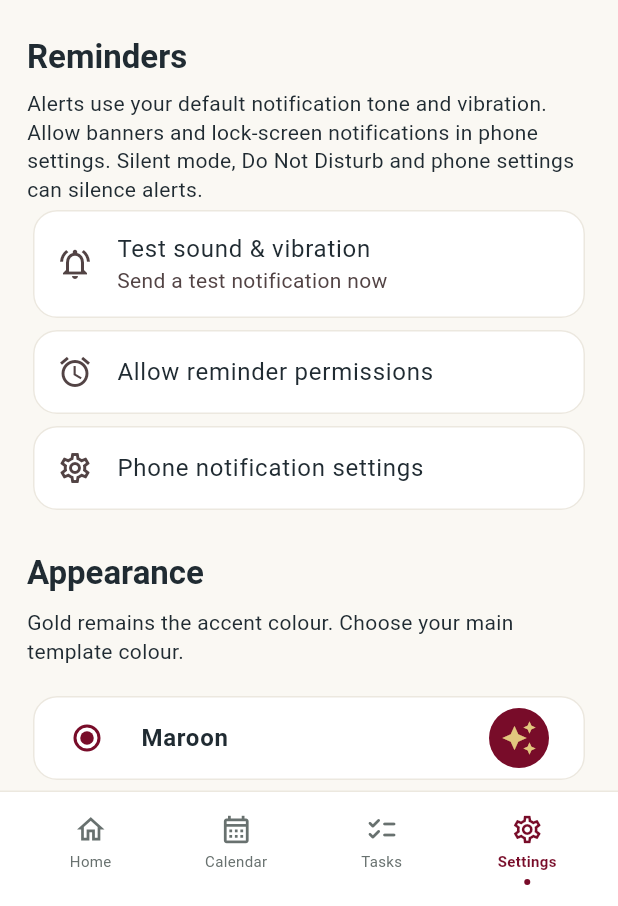
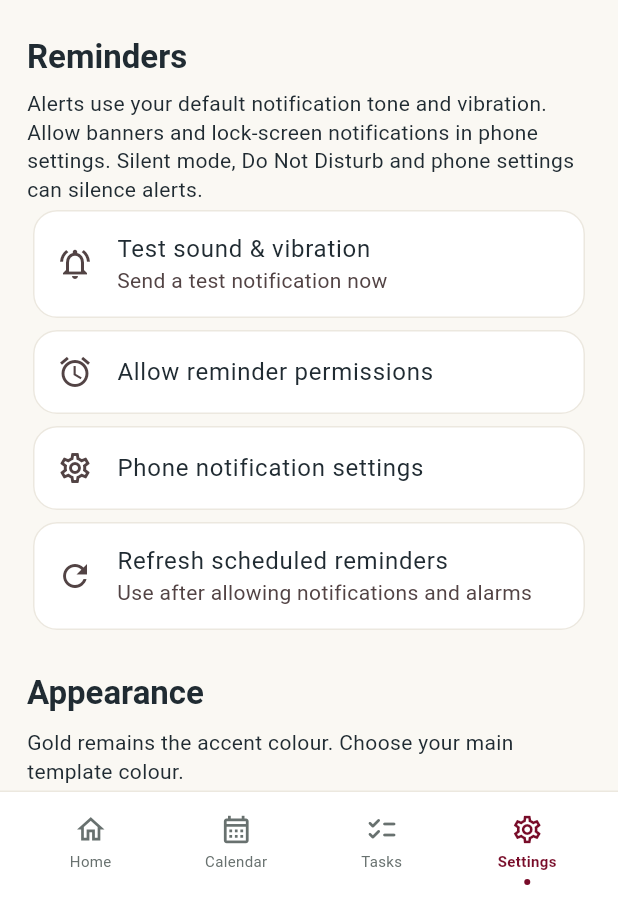
Before and after one commit to sureshaniyer-boop/ShanReminder, a Flutter app: the screen it shows after launch, item 4 of the bottom bar chosen, on a phone screen of 412 x 824 dp, the part 330-1236 px from its top. Run offline on Flutter 3.47's test engine with Material 3 defaults, Android fonts, the phone set to English and light mode, and no system bars; our stand-ins replace flutter_local_notifications, flutter_timezone, shared_preferences, timezone.

Commit message:
Test custom title validation and allow reminder refresh after permissions

```diff
--- a/lib/screens/home_screen.dart
+++ b/lib/screens/home_screen.dart
@@ -11,6 +11,7 @@ class HomeScreen extends StatefulWidget {
   final List<TaskItem> tasks;
   final String themeName;
   final String appTitle;
+  final Future<void> Function()? onRefreshReminders;
   final Future<void> Function(String)? onTitleChanged;
   final Future<void> Function(TaskItem task) onAdd;
   final Future<void> Function(TaskItem task, bool completed) onToggle;
@@ -20,6 +21,7 @@ class HomeScreen extends StatefulWidget {
   const HomeScreen({
     super.key,
     this.appTitle = 'ShanReminder',
+    this.onRefreshReminders,
     this.onTitleChanged,
     required this.tasks,
     required this.themeName,
@@ -42,7 +44,8 @@ class _HomeScreenState extends State<HomeScreen> {
   Widget build(BuildContext context) {
     final pages = [_dashboard(), _calendar(), _allTasks(),
       SettingsScreen(themeName: widget.themeName, onThemeChanged: widget.onThemeChanged,
-        appTitle: widget.appTitle, onTitleChanged: widget.onTitleChanged)];
+        appTitle: widget.appTitle, onTitleChanged: widget.onTitleChanged,
+        onRefreshReminders: widget.onRefreshReminders)];
     final todayHasTasks = widget.tasks.any((t) => _sameDay(t.dueAt, DateTime.now()));
     return Scaffold(
       appBar: _index == 0 ? null : AppBar(
--- a/lib/screens/settings_screen.dart
+++ b/lib/screens/settings_screen.dart
@@ -5,10 +5,11 @@ import '../services/notification_service.dart';
 class SettingsScreen extends StatelessWidget {
   final String themeName;
   final String appTitle;
+  final Future<void> Function()? onRefreshReminders;
   final ValueChanged<String> onThemeChanged;
   final Future<void> Function(String)? onTitleChanged;
   const SettingsScreen({super.key, required this.themeName,
-    required this.onThemeChanged, this.appTitle = 'ShanReminder', this.onTitleChanged});
+    required this.onThemeChanged, this.appTitle = 'ShanReminder', this.onTitleChanged, this.onRefreshReminders});
 
   Future<void> _rename(BuildContext context) async {
     final name = await showDialog<String>(context: context,
@@ -50,6 +51,11 @@ class SettingsScreen extends StatelessWidget {
     Card(child: ListTile(leading: const Icon(Icons.settings_outlined),
       title: const Text('Phone notification settings'),
       onTap: () => _run(context, NotificationService.instance.openSettings, 'Notification settings opened'))),
+    Card(child: ListTile(leading: const Icon(Icons.refresh),
+      title: const Text('Refresh scheduled reminders'),
+      subtitle: const Text('Use after allowing notifications and alarms'),
+      onTap: () => _run(context, () async { await onRefreshReminders?.call(); },
+        'Upcoming reminders refreshed'))),
     const SizedBox(height: 24),
     Text('Appearance', style: Theme.of(context).textTheme.titleLarge),
     const SizedBox(height: 10),
```
Also changed, not shown: lib/main.dart (+10 -0 lines), lib/theme/app_theme.dart (line endings or trailing spaces), 1 other file.
